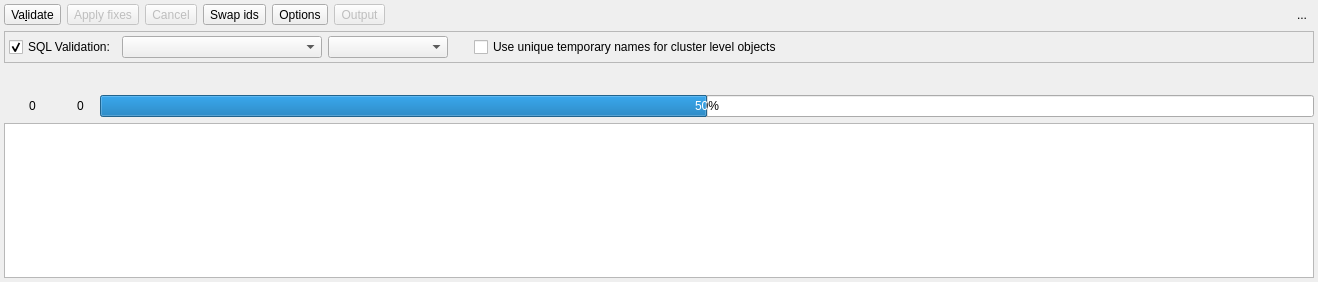
Above: libs/libgui/ui/tools/modelvalidationwidget.ui from pgmodeler/pgmodeler before the change. Below: the same form after it.
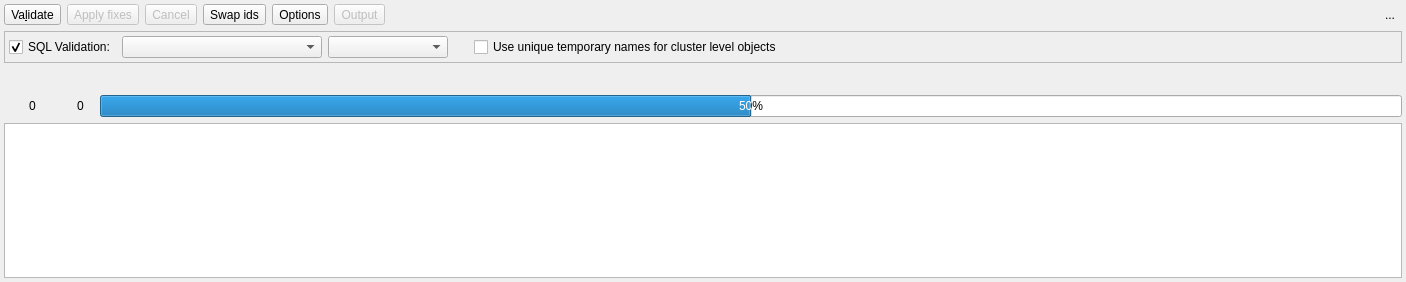
That is the form after the change. Icons and pictures are not drawn.

```diff
--- a/libs/libgui/ui/tools/modelvalidationwidget.ui
+++ b/libs/libgui/ui/tools/modelvalidationwidget.ui
@@ -6,7 +6,7 @@
    <rect>
     <x>0</x>
     <y>0</y>
-    <width>1318</width>
+    <width>1406</width>
     <height>282</height>
    </rect>
   </property>
@@ -186,8 +186,8 @@
      </property>
      <property name="iconSize">
       <size>
-       <width>28</width>
-       <height>28</height>
+       <width>25</width>
+       <height>25</height>
       </size>
      </property>
      <property name="autoRaise">
```
Left out of the diff: 1 changed line with no effect on the pictures.
